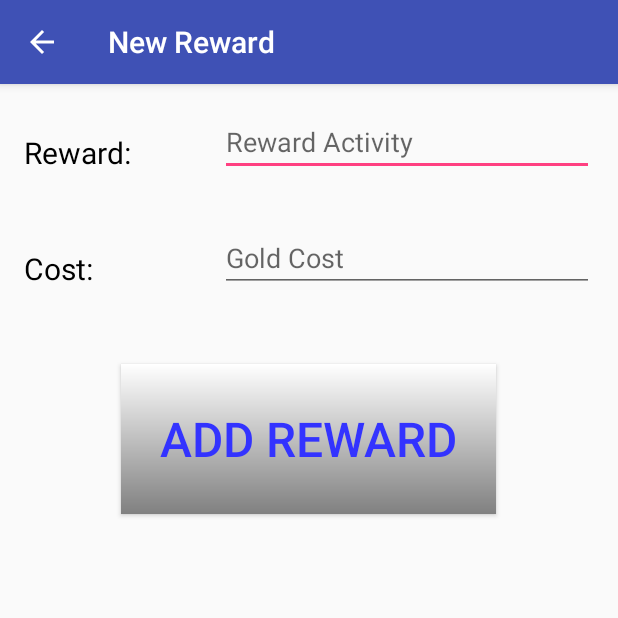
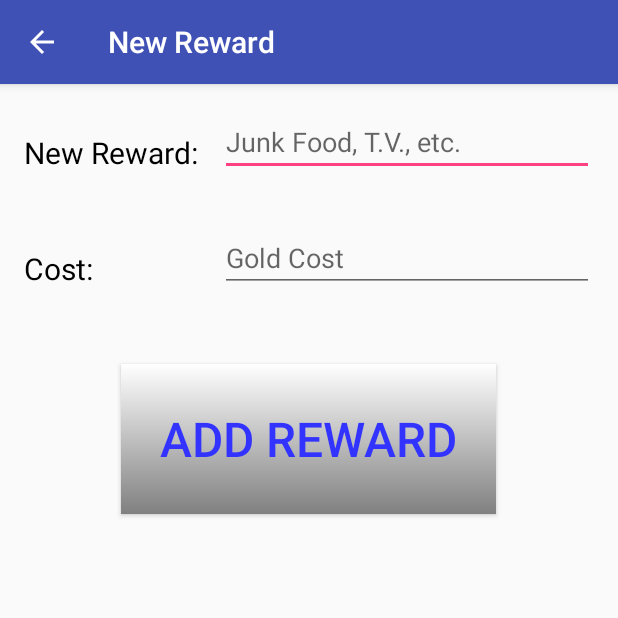
Before and after one commit to MichaelHighsmith/LifeUp, an Android app: the RewardsEditorAcitivity screen opened directly, with no data from a screen before it, on a phone screen of 412 x 824 dp, the top half of it. Run offline under Robolectric (Android 15) with nearby library versions, the phone set to English and light mode, and no system bars.

Commit message:
fixed restore health, added reward dialog

```diff
--- a/app/src/main/java/com/satyrlabs/lifeup/MainActivity.java
+++ b/app/src/main/java/com/satyrlabs/lifeup/MainActivity.java
@@ -417,9 +417,11 @@ public class MainActivity extends FragmentActivity implements FirstFragment.OnHe
         currentHealth = sharedPref.getFloat("health", 50.0f);
         maxHealth = sharedPref.getFloat("maxHealth", 50.0f);
         currentGold = sharedPref.getInt("gold", 0);
-        if(currentHealth < maxHealth){
+        if(currentHealth < maxHealth && currentGold >= 20){
             currentHealth = maxHealth;
             currentGold = currentGold - 20;
+        } else if(currentHealth < maxHealth){
+            Toast.makeText(this, "Sorry, you need more gold.  Complete some tasks!", Toast.LENGTH_SHORT).show();
         } else{
             Toast.makeText(this, "You're already on full health!", Toast.LENGTH_SHORT).show();
         }
--- a/app/src/main/java/com/satyrlabs/lifeup/RewardsEditorAcitivity.java
+++ b/app/src/main/java/com/satyrlabs/lifeup/RewardsEditorAcitivity.java
@@ -1,14 +1,19 @@
 package com.satyrlabs.lifeup;
 
+import android.app.Dialog;
 import android.content.ContentValues;
+import android.content.SharedPreferences;
 import android.net.Uri;
 import android.os.Bundle;
 import android.support.v4.app.NavUtils;
 import android.support.v7.app.AppCompatActivity;
 import android.text.TextUtils;
+import android.view.Gravity;
 import android.view.Menu;
 import android.view.MenuItem;
 import android.view.View;
+import android.view.Window;
+import android.view.WindowManager;
 import android.widget.Button;
 import android.widget.EditText;
 import android.widget.Toast;
@@ -24,6 +29,8 @@ public class RewardsEditorAcitivity extends AppCompatActivity {
 
     private EditText mRewardEditText;
     private EditText mRewardCostEditText;
+
+    private static final String FIRST_REWARD = "MyFirstReward";
 
     @Override
     protected void onCreate(Bundle savedInstanceState){
@@ -43,6 +50,13 @@ public class RewardsEditorAcitivity extends AppCompatActivity {
                 finish();
             }
         });
+
+        //Check to see if it is the user's first time on this page.  If so then display the guidance dialogues
+        SharedPreferences settings = getSharedPreferences(FIRST_REWARD, 0);
+        if (settings.getBoolean("my_first_reward", true)){
+            firstRewardDialog();
+            settings.edit().putBoolean("my_first_reward", false).apply();
+        }
 
     }
 
@@ -76,6 +90,27 @@ public class RewardsEditorAcitivity extends AppCompatActivity {
 
     }
 
+    public void firstRewardDialog(){
+        final Dialog dialog = new Dialog(RewardsEditorAcitivity.this);
+        dialog.setContentView(R.layout.intro_reward_editor_dialog);
+        dialog.setTitle("Make Your First Reward");
+        dialog.setCancelable(false);
+
+        final Button button = (Button) dialog.findViewById(R.id.intro_reward_editor_ok_button);
+        button.setOnClickListener(new View.OnClickListener(){
+            @Override
+            public void onClick(View view){
+                dialog.dismiss();
+            }
+        });
+
+        Window window = dialog.getWindow();
+        WindowManager.LayoutParams wlp = window.getAttributes();
+        wlp.gravity = Gravity.CENTER;
+
+        dialog.show();
+    }
+
     @Override
     public boolean onOptionsItemSelected(MenuItem item){
         switch(item.getItemId()){
--- a/app/src/main/res/values/strings.xml
+++ b/app/src/main/res/values/strings.xml
@@ -21,6 +21,7 @@
     <string name="first_time_task">Let\'s start by adding our first task. Click the plus button to the right! </string>
 
     <string name="first_time_task_editor">Excellent! Here you can add activities you want to work on (Read, Run, Etc.) and then press the button below to save them.</string>
+    <string name="first_time_reward_editor">Completing tasks makes you a more productive person, but everyone needs a break now and then!  Here you can make reward activities and charge yourself whatever amount of gold you think they should cost</string>
 
     <string name="level_up_explanation">Completing tasks will grant gold and experience.  Build up enough experience and you\'ll grow levels and unlock new features. </string>
 
@@ -58,8 +59,8 @@
 
     <string name="store">Store</string>
 
-    <string name="reward_text">Reward:</string>
-    <string name="reward_hint">Reward Activity</string>
+    <string name="reward_text">New Reward:</string>
+    <string name="reward_hint">Junk Food, T.V., etc.</string>
     <string name="reward_cost_text">Cost:</string>
     <string name="reward_cost_hint">Gold Cost</string>
     <string name="add_reward_text">Add Reward</string>
```
Also changed, not shown: app/src/main/res/layout/intro_reward_editor_dialog.xml (added, +23 -0 lines).
